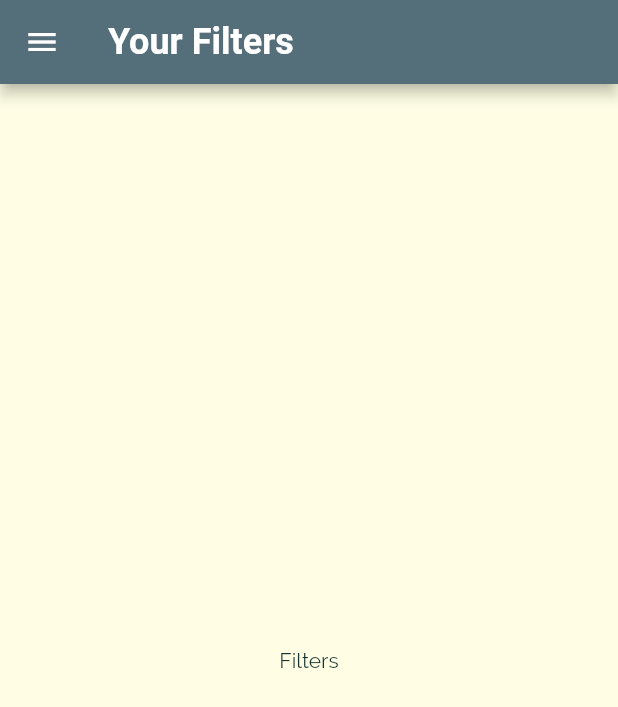
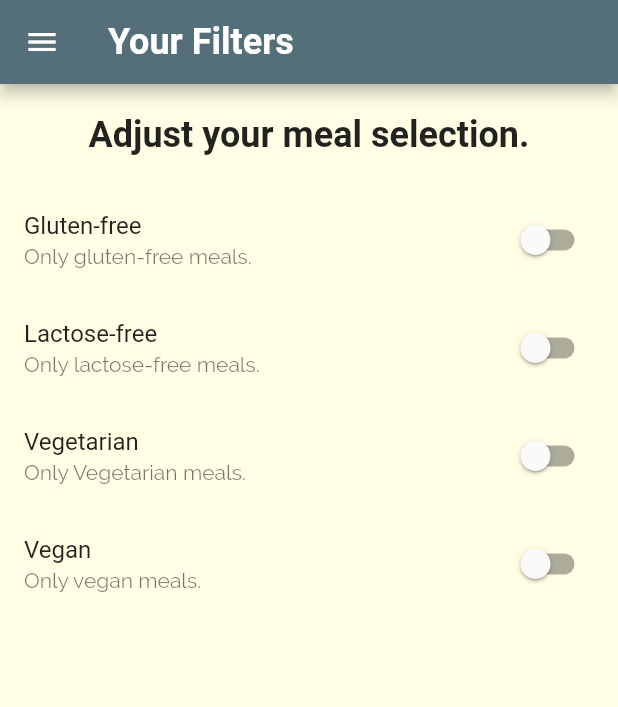
Before and after one commit to appmath/flutter-deli-meals, a Flutter app: the FilterScreen screen opened by its route, on a phone screen of 412 x 824 dp. Shown: the top 707 px of the screen. Run offline on Flutter 3.47's test engine with Material 2 defaults, Android fonts, the phone set to English and light mode, and no system bars; Roboto replaces fonts that are missing (RobotCondensed).

Commit message:
Added filter screen

```diff
--- a/lib/screens/filter_screen.dart
+++ b/lib/screens/filter_screen.dart
@@ -1,8 +1,18 @@
 import 'package:flutter/material.dart';
 import 'package:flutter_deli_meals/widgets/main_drawer.dart';
 
-class FilterScreen extends StatelessWidget {
+class FilterScreen extends StatefulWidget {
   static const routeName = '/filter-screen';
+
+  @override
+  State<FilterScreen> createState() => _FilterScreenState();
+}
+
+class _FilterScreenState extends State<FilterScreen> {
+  var _glutenFree = false;
+  var _vegetarian = false;
+  var _vegan = false;
+  var _lactoseFree = false;
 
   @override
   Widget build(BuildContext context) {
@@ -13,9 +23,58 @@ class FilterScreen extends StatelessWidget {
               // backgroundColor: Colors.white,
             ),
             drawer: MainDrawer(),
-      body: Center(
-        child: Text('Filters'),
+            body: Column(
+              children: [
+                Container(
+                  padding: EdgeInsets.all(20),
+                  child: Text(
+                    'Adjust your meal selection.',
+                    style: Theme.of(context).textTheme.headline6,
                   ),
+                ),
+                Expanded(
+                  child: ListView(
+                    children: [
+                      _buildSwitchListTile(
+                          _glutenFree, 'Gluten-free', 'Only gluten-free meals.',
+                          (newValue) {
+                        setState(() {
+                          _glutenFree = newValue;
+                        });
+                      }),
+                      _buildSwitchListTile(_lactoseFree, 'Lactose-free',
+                          'Only lactose-free meals.', (newValue) {
+                        setState(() {
+                          _lactoseFree = newValue;
+                        });
+                      }),
+                      _buildSwitchListTile(
+                          _vegetarian, 'Vegetarian', 'Only Vegetarian meals.',
+                          (newValue) {
+                        setState(() {
+                          _vegetarian = newValue;
+                        });
+                      }),
+                      _buildSwitchListTile(_vegan, 'Vegan', 'Only vegan meals.',
+                          (newValue) {
+                        setState(() {
+                          _vegan = newValue;
+                        });
+                      }),
+                    ],
+                  ),
+                )
+              ],
+            ));
+  }
+
+  SwitchListTile _buildSwitchListTile(
+      bool flag, String title, String subtitle, ValueChanged<bool> handler) {
+    return SwitchListTile(
+      value: flag,
+      title: Text(title),
+      subtitle: Text(subtitle),
+      onChanged: handler,
     );
   }
 }
```
Also changed, not shown: lib/screens/category_meals_screen.dart (+31 -7 lines), lib/screens/meal_detail_screen.dart (+10 -2 lines), lib/widgets/meal_item.dart (+10 -2 lines), 1 other file. Lines whose indentation alone changed are shown as unchanged.
